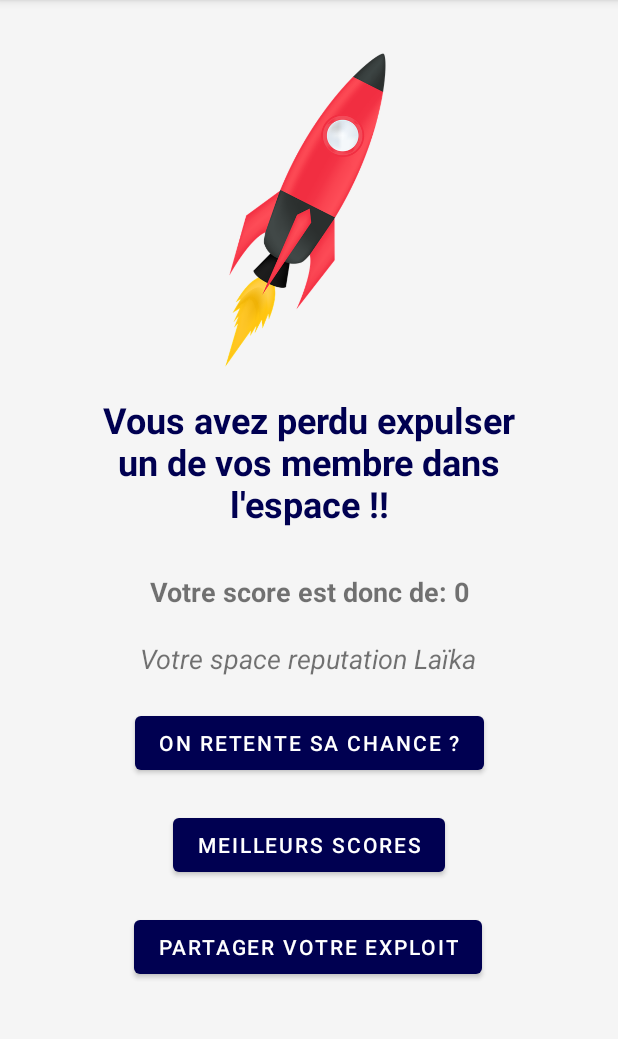
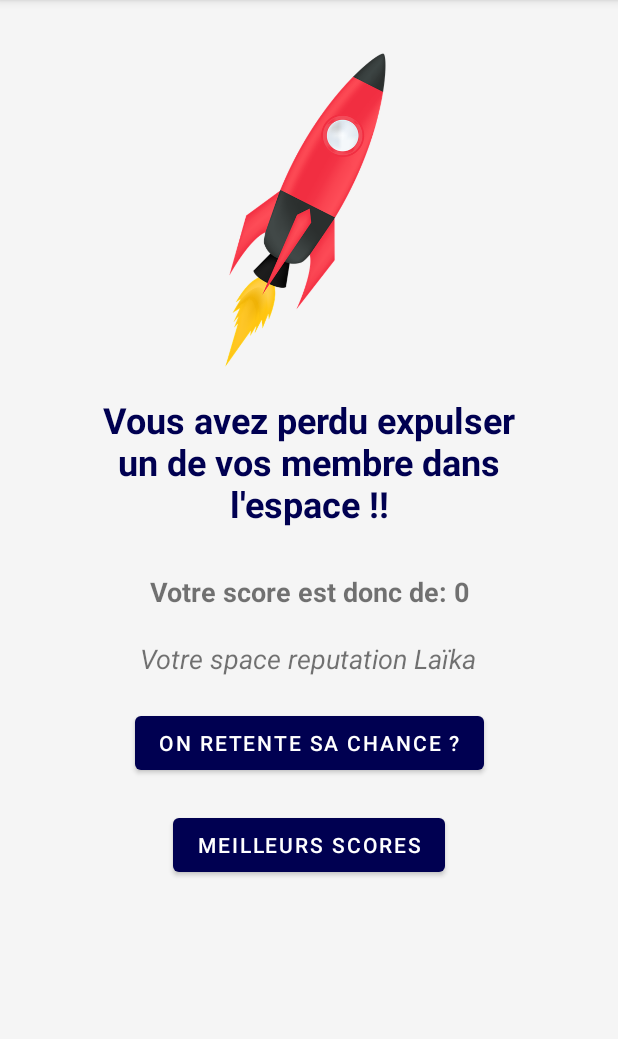
Before and after one commit to LPDIM-ANNECY/Space_Dim_group_2, an Android app: the EndFragment screen opened through its navigation route, on a phone screen of 412 x 824 dp, the part 84-1123 px from its top. Run offline under Robolectric (Android 15) with nearby library versions, the phone set to English and light mode, and no system bars; our stand-ins replace data binding, navigation-ui.

Commit message:
ship name text

```diff
--- a/app/src/main/java/fr/test200/spacedim/end/EndFragment.kt
+++ b/app/src/main/java/fr/test200/spacedim/end/EndFragment.kt
@@ -1,5 +1,7 @@
 package fr.test200.spacedim.end
 
+import android.content.Intent
+import android.net.Uri
 import android.os.Bundle
 import android.view.LayoutInflater
 import android.view.View
@@ -41,7 +43,7 @@ class EndFragment : Fragment() {
         })
 
         viewModel.score.observe(viewLifecycleOwner, {
-            when{
+            when {
                 it < 100 -> viewModel.setReputationText(getString(R.string.end_text_space_reputation_laika))
                 it in 100..199 -> viewModel.setReputationText(getString(R.string.end_text_space_reputation_yuri))
                 it in 200..299 -> viewModel.setReputationText(getString(R.string.end_text_space_reputation_valentina))
@@ -49,7 +51,7 @@ class EndFragment : Fragment() {
             }
         })
 
-        viewModel.eventPlayAgain.observe(viewLifecycleOwner,  {
+        viewModel.eventPlayAgain.observe(viewLifecycleOwner, {
             if (it) {
                 findNavController().navigate(EndFragmentDirections.actionEndFragmentToWaitingRoomFragment())
                 viewModel.onPlayAgainComplete()
--- a/app/src/main/java/fr/test200/spacedim/end/EndViewModel.kt
+++ b/app/src/main/java/fr/test200/spacedim/end/EndViewModel.kt
@@ -57,4 +57,5 @@ class EndViewModel(finalScore: Int, win: Boolean)  : ViewModel() {
     fun onPlayAgainComplete() {
         _eventPlayAgain.value = false
     }
+
 }
--- a/app/src/main/java/fr/test200/spacedim/waitingRoom/WaitingRoomFragment.kt
+++ b/app/src/main/java/fr/test200/spacedim/waitingRoom/WaitingRoomFragment.kt
@@ -97,7 +97,7 @@ class WaitingRoomFragment : Fragment() {
             is Event.WaitingForPlayer -> {
                 binding.socketActiveColor.setImageResource(R.drawable.ic_socket_active)
                 //Create Element in fragment
-                viewModel.setTextSpatialshipName(Html.fromHtml(getString(R.string.spatialship_room, viewModel.spatialshipName), Html.FROM_HTML_MODE_COMPACT).toString())
+                viewModel.setTextSpatialshipName(Html.fromHtml(getString(R.string.spatialship_room, viewModel.spatialshipName.value), Html.FROM_HTML_MODE_COMPACT).toString())
                 binding.buttonJoinRoom.visibility = View.INVISIBLE
                 binding.listPlayerLayout.removeAllViews()
                 event.userList.forEach {
--- a/app/src/main/java/fr/test200/spacedim/waitingRoom/WaitingRoomViewModel.kt
+++ b/app/src/main/java/fr/test200/spacedim/waitingRoom/WaitingRoomViewModel.kt
@@ -34,6 +34,10 @@ class WaitingRoomViewModel(userRepository: UserRepository, webSocket: WSListener
     val spatialshipName: LiveData<String>
         get() = _spatialshipName
 
+    private val _spatialshipNameText = MutableLiveData<String>()
+    val spatialshipNameText: LiveData<String>
+        get() = _spatialshipNameText
+
     private val _eventShowDialog = MutableLiveData<Boolean>()
     val eventShowDialog: LiveData<Boolean>
         get() = _eventShowDialog
@@ -68,7 +72,7 @@ class WaitingRoomViewModel(userRepository: UserRepository, webSocket: WSListener
     }
 
     fun setTextSpatialshipName(name: String) {
-        _spatialshipName.value = name
+        _spatialshipNameText.value = name
     }
 
 }
--- a/app/src/main/res/layout/end_fragment.xml
+++ b/app/src/main/res/layout/end_fragment.xml
@@ -82,22 +82,7 @@
          app:layout_constraintTop_toBottomOf="@+id/score_comment"
          android:onClick="@{() -> endViewModel.onPlayAgain()}"/>
 
-     <Button
-         android:id="@+id/btn_share"
-         android:layout_width="wrap_content"
-         android:layout_height="wrap_content"
-         android:layout_marginTop="20dp"
-         android:layout_marginBottom="50dp"
-         android:text="@string/end_text_btn_share"
-         android:textColor="@color/white"
-         app:layout_constraintBottom_toBottomOf="parent"
-         app:layout_constraintEnd_toEndOf="parent"
-         app:layout_constraintHorizontal_bias="0.497"
-         app:layout_constraintStart_toStartOf="parent"
-         app:layout_constraintTop_toBottomOf="@+id/btn_high_score"
-         app:layout_constraintVertical_bias="0.0" />
-
-     <Button
+        <Button
          android:id="@+id/btn_high_score"
          android:layout_width="wrap_content"
          android:layout_height="wrap_content"
--- a/app/src/main/res/layout/waiting_room_fragment.xml
+++ b/app/src/main/res/layout/waiting_room_fragment.xml
@@ -40,7 +40,7 @@
             android:id="@+id/vaisseau_name"
             android:layout_width="wrap_content"
             android:layout_height="wrap_content"
-            android:text=""
+            android:text="@{WaitingRoomViewModel.spatialshipNameText}"
             app:layout_constraintBottom_toBottomOf="parent"
             app:layout_constraintLeft_toLeftOf="parent"
             app:layout_constraintRight_toRightOf="parent"
```
